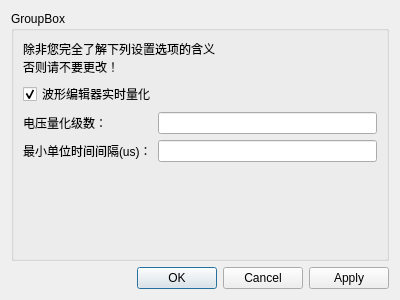
This is dialogsetting.ui in zym013579/AOMController as Qt 5 draws it before an edit. The edited form follows.
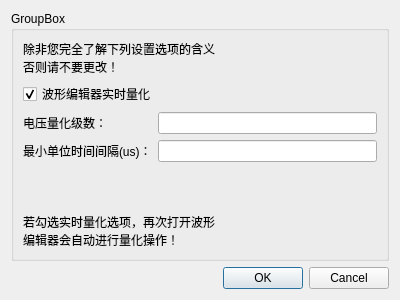
This is the edited form.

What changed in the file:
```diff
--- a/dialogsetting.ui
+++ b/dialogsetting.ui
@@ -77,6 +77,14 @@
       <item row="3" column="1">
        <widget class="QLineEdit" name="lineEditMinDeltaTime"/>
       </item>
+      <item row="5" column="0" colspan="2">
+       <widget class="QLabel" name="labelInfo">
+        <property name="text">
+         <string>若勾选实时量化选项，再次打开波形
+编辑器会自动进行量化操作！</string>
+        </property>
+       </widget>
+      </item>
      </layout>
     </widget>
    </item>
@@ -86,7 +94,7 @@
       <enum>Qt::Horizontal</enum>
      </property>
      <property name="standardButtons">
-      <set>QDialogButtonBox::Apply|QDialogButtonBox::Cancel|QDialogButtonBox::Ok</set>
+      <set>QDialogButtonBox::Cancel|QDialogButtonBox::Ok</set>
      </property>
     </widget>
    </item>
```
Left out of the diff: 38 changed lines with no effect on the pictures.
